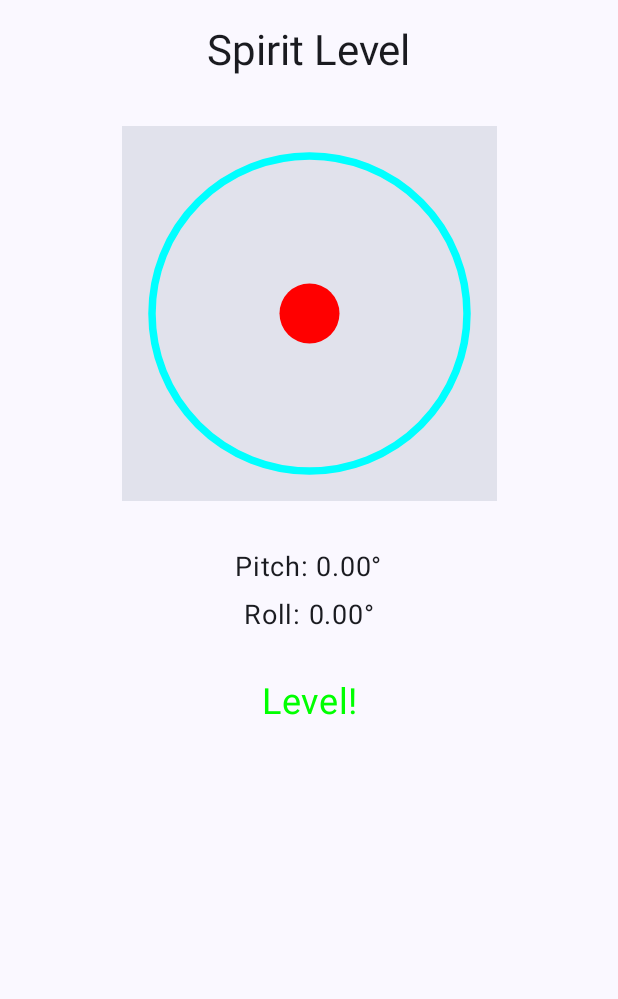
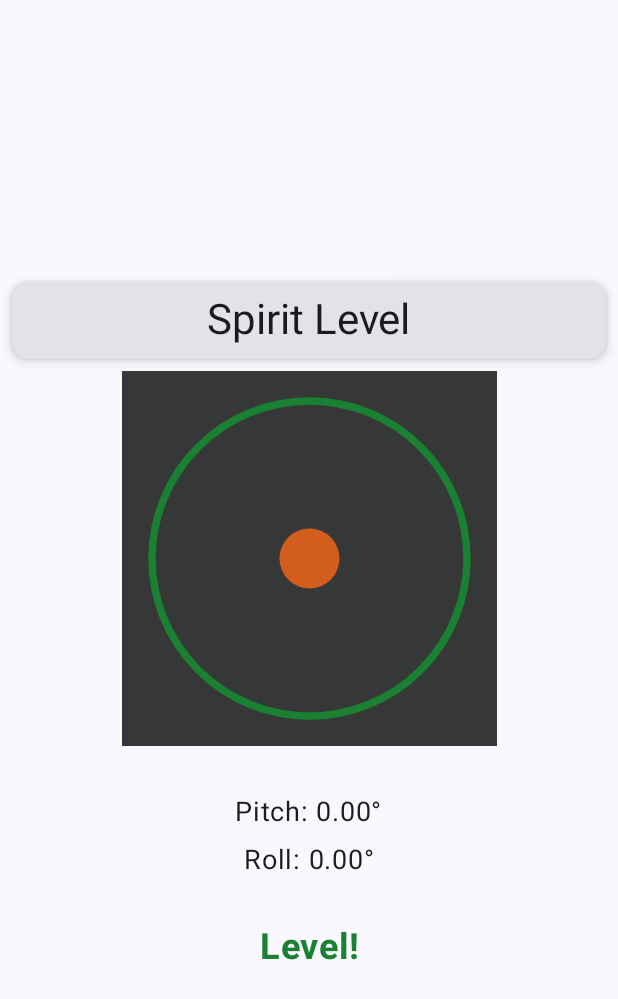
Before and after one commit to simonepascucci/STAR-Smart_Toolbox_Assistant_for_Repairs, an Android app built with Jetpack Compose: the composable LevelPage shown on its own in the app's theme, on a phone screen of 412 x 824 dp. Shown: the top 999 px of the screen. Run offline under Robolectric (Android 15) with nearby library versions, the phone set to English and light mode, and no system bars.

Commit message:
Level tool completed

```diff
--- a/app/src/main/AndroidManifest.xml
+++ b/app/src/main/AndroidManifest.xml
@@ -2,12 +2,12 @@
 <manifest xmlns:android="http://schemas.android.com/apk/res/android"
     xmlns:tools="http://schemas.android.com/tools">
 
+    <uses-permission android:name="android.permission.VIBRATE" />
     <application
         android:allowBackup="true"
         android:dataExtractionRules="@xml/data_extraction_rules"
         android:fullBackupContent="@xml/backup_rules"
         android:icon="@mipmap/ic_launcher"
-        android:label="@string/app_name"
         android:roundIcon="@mipmap/ic_launcher_round"
         android:supportsRtl="true"
         android:theme="@style/Theme.STAR"
@@ -15,8 +15,10 @@
         <activity
             android:name=".MainActivity"
             android:exported="true"
+            android:screenOrientation="portrait"
             android:label="@string/app_name"
-            android:theme="@style/Theme.STAR">
+            android:theme="@style/Theme.STAR"
+            tools:ignore="DiscouragedApi">
             <intent-filter>
                 <action android:name="android.intent.action.MAIN" />
 
--- /dev/null
+++ b/app/src/main/java/com/example/star/view/tools/Distance.kt
@@ -0,0 +1 @@
+package com.example.star.view.tools
--- a/app/src/main/java/com/example/star/view/tools/Level.kt
+++ b/app/src/main/java/com/example/star/view/tools/Level.kt
@@ -8,6 +8,7 @@ import android.hardware.SensorManager
 import androidx.compose.animation.core.animateFloatAsState
 import androidx.compose.foundation.Canvas
 import androidx.compose.foundation.background
+import androidx.compose.foundation.layout.Arrangement
 import androidx.compose.foundation.layout.Box
 import androidx.compose.foundation.layout.Column
 import androidx.compose.foundation.layout.fillMaxSize
@@ -27,13 +28,16 @@ import androidx.compose.ui.geometry.Offset
 import androidx.compose.ui.graphics.Color
 import androidx.compose.ui.graphics.drawscope.Stroke
 import androidx.compose.ui.platform.LocalContext
+import androidx.compose.ui.text.font.FontWeight
 import androidx.compose.ui.text.style.TextAlign
-import androidx.compose.ui.tooling.preview.Preview
 import androidx.compose.ui.unit.dp
 import androidx.compose.ui.unit.sp
 import androidx.lifecycle.Lifecycle
 import androidx.lifecycle.LifecycleEventObserver
+import com.example.star.view.ToolNameTitle
 import kotlin.math.abs
+import kotlin.math.atan2
+import kotlin.math.sqrt
 
 @Composable
 fun LevelPage() {
@@ -51,13 +55,9 @@ fun LevelPage() {
             val y = event.values[1]
             val z = event.values[2]
 
-            // Calculate pitch and roll
-            val newPitch = Math.toDegrees(kotlin.math.atan2(x.toDouble(),
-                kotlin.math.sqrt(y * y + z * z).toDouble()
-            )).toFloat()
-            val newRoll = Math.toDegrees(kotlin.math.atan2(y.toDouble(),
-                kotlin.math.sqrt(x * x + z * z).toDouble()
-            )).toFloat()
+            // Calculate pitch and roll (corrected formulas)
+            val newPitch = atan2(y.toDouble(), sqrt(x * x + z * z).toDouble()).toDegrees().toFloat()
+            val newRoll = atan2(-x.toDouble(), sqrt(y * y + z * z).toDouble()).toDegrees().toFloat()
 
             // Update the state variables
             pitch = newPitch
@@ -71,7 +71,11 @@ fun LevelPage() {
     DisposableEffect(lifecycleOwner) {
         val observer = LifecycleEventObserver { _, event ->
             if (event == Lifecycle.Event.ON_RESUME) {
-                sensorManager.registerListener(sensorEventListener, accelerometerSensor, SensorManager.SENSOR_DELAY_UI)
+                sensorManager.registerListener(
+                    sensorEventListener,
+                    accelerometerSensor,
+                    SensorManager.SENSOR_DELAY_UI
+                )
             } else if (event == Lifecycle.Event.ON_PAUSE) {
                 sensorManager.unregisterListener(sensorEventListener)
             }
@@ -92,23 +96,16 @@ fun LevelUI(pitch: Float, roll: Float) {
     val animatedRoll by animateFloatAsState(targetValue = roll, label = "rollAnimation")
 
     Column(
-        modifier = Modifier
-            .fillMaxSize()
-            .background(MaterialTheme.colorScheme.background)
-            .padding(16.dp),
-        horizontalAlignment = Alignment.CenterHorizontally
+        modifier = Modifier.fillMaxSize(),
+        horizontalAlignment = Alignment.CenterHorizontally,
+        verticalArrangement = Arrangement.Center
     ) {
-        Text(
-            text = "Spirit Level",
-            style = MaterialTheme.typography.headlineMedium,
-            color = MaterialTheme.colorScheme.onBackground,
-            modifier = Modifier.padding(bottom = 32.dp)
-        )
+        ToolNameTitle(title = "Spirit Level")
 
         Box(
             modifier = Modifier
                 .size(250.dp)
-                .background(MaterialTheme.colorScheme.surfaceVariant),
+                .background(color = Color(0xFF363737)),
             contentAlignment = Alignment.Center
         ) {
             Canvas(modifier = Modifier.fillMaxSize()) {
@@ -118,7 +115,7 @@ fun LevelUI(pitch: Float, roll: Float) {
 
                 // Draw the outer circle
                 drawCircle(
-                    color = Color.Cyan,
+                    color = Color(0xFF1A8032),
                     radius = radius,
                     center = Offset(centerX, centerY),
                     style = Stroke(width = 5.dp.toPx())
@@ -126,16 +123,16 @@ fun LevelUI(pitch: Float, roll: Float) {
 
                 // Draw the center circle
                 drawCircle(
-                    color = Color.Black,
+                    color = Color(0xFF1A8032),
                     radius = 10.dp.toPx(),
                     center = Offset(centerX, centerY)
                 )
 
-                // Draw the bubble
+                // Draw the bubble (corrected bubble position)
                 val bubbleX = centerX + animatedRoll * (radius / 30)
-                val bubbleY = centerY + animatedPitch * (radius / 30)
+                val bubbleY = centerY - animatedPitch * (radius / 30) // Invert pitch for correct direction
                 drawCircle(
-                    color = Color.Red,
+                    color = Color(0xFFD25D1C),
                     radius = 20.dp.toPx(),
                     center = Offset(bubbleX, bubbleY)
                 )
@@ -154,12 +151,22 @@ fun LevelUI(pitch: Float, roll: Float) {
             fontSize = 18.sp,
             modifier = Modifier.padding(top = 8.dp)
         )
-
+        // Always show one of the two texts
         if (abs(animatedPitch) < 2 && abs(animatedRoll) < 2) {
             Text(
                 text = "Level!",
-                color = Color.Green,
+                color = Color(0xFF1A8032),
                 fontSize = 24.sp,
+                fontWeight = FontWeight.Bold,
+                textAlign = TextAlign.Center,
+                modifier = Modifier.padding(top = 32.dp)
+            )
+        } else {
+            Text(
+                text = "Not Level",
+                color = Color.Red,
+                fontSize = 24.sp,
+                fontWeight = FontWeight.Bold,
                 textAlign = TextAlign.Center,
                 modifier = Modifier.padding(top = 32.dp)
             )
@@ -169,8 +176,4 @@ fun LevelUI(pitch: Float, roll: Float) {
 
 fun Float.format(digits: Int) = "%.${digits}f".format(this)
 
-@Preview(showBackground = true)
-@Composable
-fun LevelPagePreview() {
-    LevelPage()
-}
+fun Double.toDegrees(): Double = Math.toDegrees(this)
```
Also changed, not shown: app/src/main/java/com/example/star/view/Activity.kt (+8 -4 lines), app/src/main/java/com/example/star/view/HomeSensors.kt (added, +129 -0 lines), app/src/main/java/com/example/star/view/Toolbox.kt (+139 -18 lines), app/src/main/res/drawable/levelicon.png (added).
